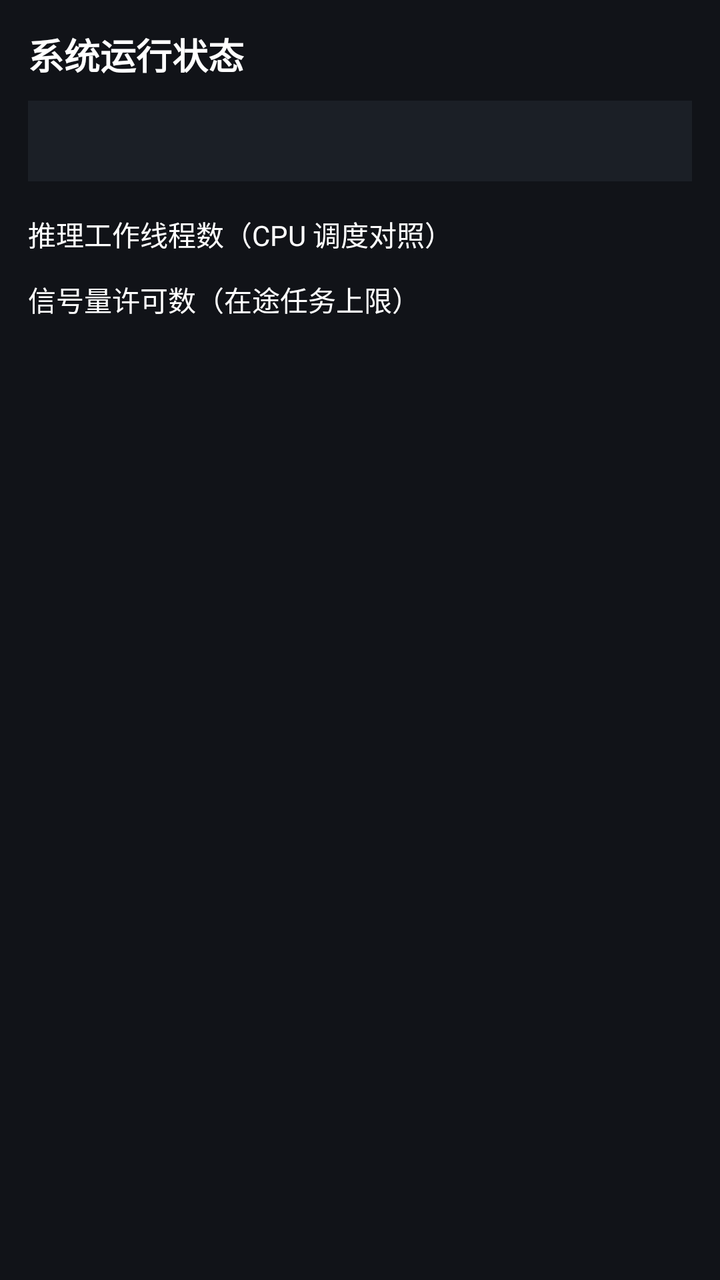
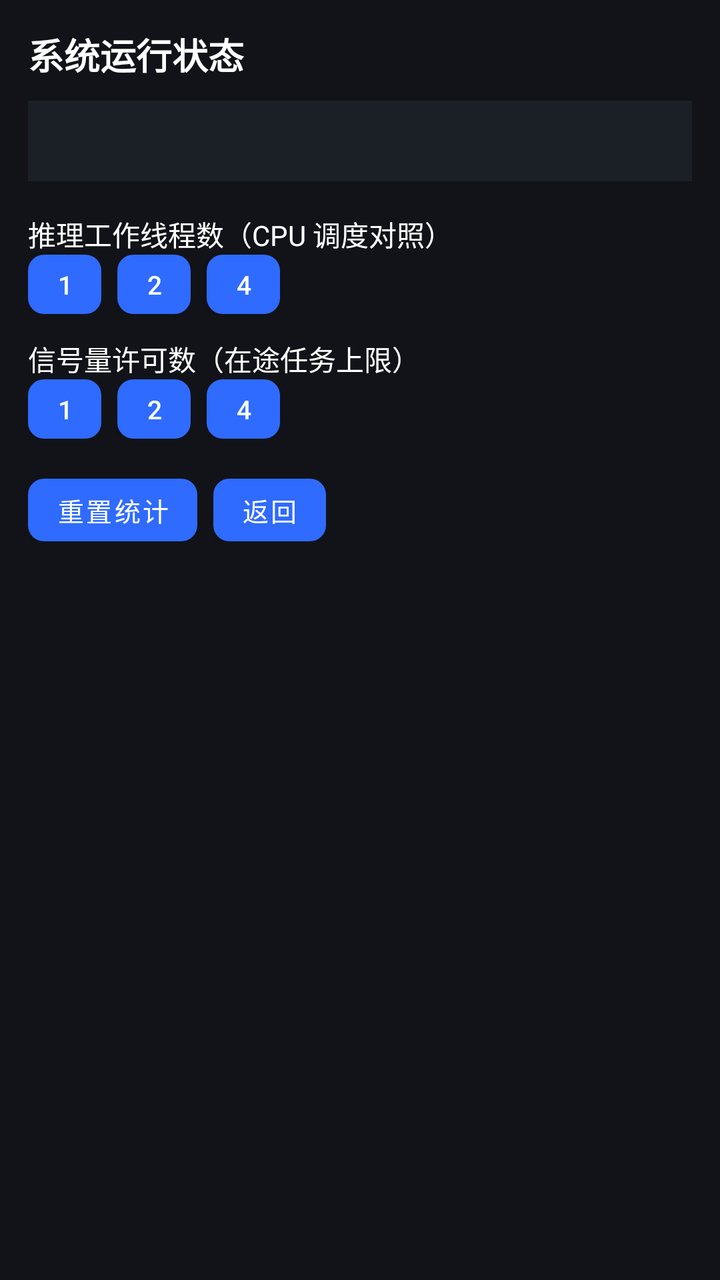

The first picture is an Android layout as it rendered before a commit; the second is the same layout after the commit. The layout source and the unified diff follow.
<!-- AndroidManifest.xml: application theme Theme.FaceOS -->
<!-- res/layout/activity_debug.xml -->
<?xml version="1.0" encoding="utf-8"?>
<ScrollView xmlns:android="http://schemas.android.com/apk/res/android"
    android:layout_width="match_parent"
    android:layout_height="match_parent"
    android:background="#111318"
    android:fillViewport="true">

    <LinearLayout
        android:layout_width="match_parent"
        android:layout_height="wrap_content"
        android:orientation="vertical"
        android:padding="14dp">

        <TextView
            android:layout_width="wrap_content"
            android:layout_height="wrap_content"
            android:text="@string/debug_title"
            android:textColor="#FFFFFF"
            android:textSize="18sp"
            android:textStyle="bold" />

        <TextView
            android:id="@+id/tvDebug"
            android:layout_width="match_parent"
            android:layout_height="wrap_content"
            android:layout_marginTop="10dp"
            android:background="#1B1F26"
            android:fontFamily="monospace"
            android:padding="12dp"
            android:textColor="#D0D4DC"
            android:textSize="12sp" />

        <TextView
            android:layout_width="wrap_content"
            android:layout_height="wrap_content"
            android:layout_marginTop="16dp"
            android:text="@string/debug_workers"
            android:textColor="#FFFFFF" />

        <LinearLayout
            android:layout_width="wrap_content"
            android:layout_height="wrap_content"
            android:orientation="horizontal">

            <Button
                android:id="@+id/btnWorkers1"
                style="@style/Widget.FaceOS.SmallButton"
                android:text="1" />

            <Button
                android:id="@+id/btnWorkers2"
                style="@style/Widget.FaceOS.SmallButton"
                android:layout_marginStart="8dp"
                android:text="2" />

            <Button
                android:id="@+id/btnWorkers4"
                style="@style/Widget.FaceOS.SmallButton"
                android:layout_marginStart="8dp"
                android:text="4" />
        </LinearLayout>

        <TextView
            android:layout_width="wrap_content"
            android:layout_height="wrap_content"
            android:layout_marginTop="12dp"
            android:text="@string/debug_permits"
            android:textColor="#FFFFFF" />

        <LinearLayout
            android:layout_width="wrap_content"
            android:layout_height="wrap_content"
            android:orientation="horizontal">

            <Button
                android:id="@+id/btnPermits1"
                style="@style/Widget.FaceOS.SmallButton"
                android:text="1" />

            <Button
                android:id="@+id/btnPermits2"
                style="@style/Widget.FaceOS.SmallButton"
                android:layout_marginStart="8dp"
                android:text="2" />

            <Button
                android:id="@+id/btnPermits4"
                style="@style/Widget.FaceOS.SmallButton"
                android:layout_marginStart="8dp"
                android:text="4" />
        </LinearLayout>

        <LinearLayout
            android:layout_width="wrap_content"
            android:layout_height="wrap_content"
            android:layout_marginTop="20dp"
            android:orientation="horizontal">

            <Button
                android:id="@+id/btnReset"
                style="@style/Widget.FaceOS.SmallButton"
                android:text="@string/debug_reset" />

            <Button
                android:id="@+id/btnBack"
                style="@style/Widget.FaceOS.SmallButton"
                android:layout_marginStart="8dp"
                android:text="@string/debug_back" />
        </LinearLayout>
    </LinearLayout>
</ScrollView>
<!-- resources referenced by this layout -->
<resources>
  <string name="debug_back">返回</string>
  <string name="debug_permits">信号量许可数（在途任务上限）</string>
  <string name="debug_reset">重置统计</string>
  <string name="debug_title">系统运行状态</string>
  <string name="debug_workers">推理工作线程数（CPU 调度对照）</string>
  <style name="Widget.FaceOS.SmallButton" parent="Widget.MaterialComponents.Button">
          <item name="android:minWidth">0dp</item>
          <item name="android:minHeight">0dp</item>
          <item name="android:paddingHorizontal">14dp</item>
          <item name="android:paddingVertical">6dp</item>
          <item name="android:textSize">13sp</item>
          <item name="android:insetTop">0dp</item>
          <item name="android:insetBottom">0dp</item>
          <item name="cornerRadius">8dp</item>
      </style>
  <style name="Theme.FaceOS" parent="Theme.Material3.DayNight.NoActionBar">
          <item name="colorPrimary">@color/primary</item>
          <item name="android:windowBackground">@color/background</item>
          <item name="android:statusBarColor">@color/background</item>
          <item name="android:windowLightStatusBar">true</item>
      </style>
  <color name="primary">#2F6BFF</color>
  <color name="background">#F5F6FA</color>
</resources>

<!-- the commit's change to res/layout/activity_debug.xml (unified diff, before → after) -->
@@ -45,17 +45,23 @@
             <Button
                 android:id="@+id/btnWorkers1"
                 style="@style/Widget.FaceOS.SmallButton"
+                android:layout_width="wrap_content"
+                android:layout_height="wrap_content"
                 android:text="1" />
 
             <Button
                 android:id="@+id/btnWorkers2"
                 style="@style/Widget.FaceOS.SmallButton"
+                android:layout_width="wrap_content"
+                android:layout_height="wrap_content"
                 android:layout_marginStart="8dp"
                 android:text="2" />
 
             <Button
                 android:id="@+id/btnWorkers4"
                 style="@style/Widget.FaceOS.SmallButton"
+                android:layout_width="wrap_content"
+                android:layout_height="wrap_content"
                 android:layout_marginStart="8dp"
                 android:text="4" />
         </LinearLayout>
@@ -75,17 +81,23 @@
             <Button
                 android:id="@+id/btnPermits1"
                 style="@style/Widget.FaceOS.SmallButton"
+                android:layout_width="wrap_content"
+                android:layout_height="wrap_content"
                 android:text="1" />
 
             <Button
                 android:id="@+id/btnPermits2"
                 style="@style/Widget.FaceOS.SmallButton"
+                android:layout_width="wrap_content"
+                android:layout_height="wrap_content"
                 android:layout_marginStart="8dp"
                 android:text="2" />
 
             <Button
                 android:id="@+id/btnPermits4"
                 style="@style/Widget.FaceOS.SmallButton"
+                android:layout_width="wrap_content"
+                android:layout_height="wrap_content"
                 android:layout_marginStart="8dp"
                 android:text="4" />
         </LinearLayout>
@@ -99,11 +111,15 @@
             <Button
                 android:id="@+id/btnReset"
                 style="@style/Widget.FaceOS.SmallButton"
+                android:layout_width="wrap_content"
+                android:layout_height="wrap_content"
                 android:text="@string/debug_reset" />
 
             <Button
                 android:id="@+id/btnBack"
                 style="@style/Widget.FaceOS.SmallButton"
+                android:layout_width="wrap_content"
+                android:layout_height="wrap_content"
                 android:layout_marginStart="8dp"
                 android:text="@string/debug_back" />
         </LinearLayout>
